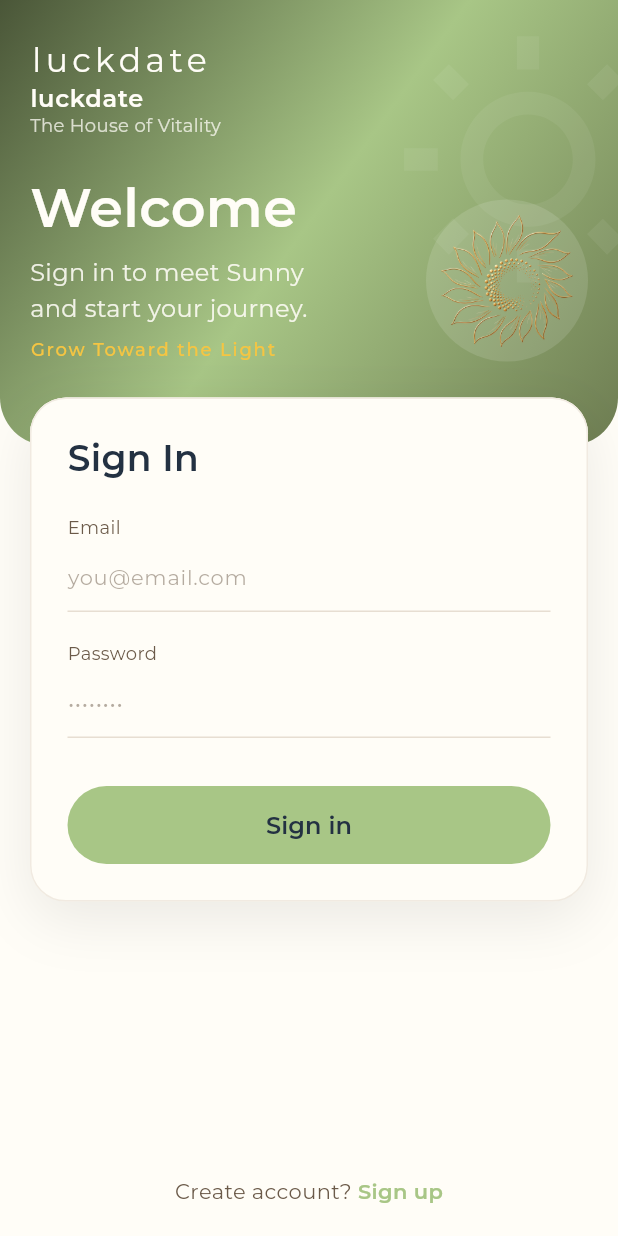
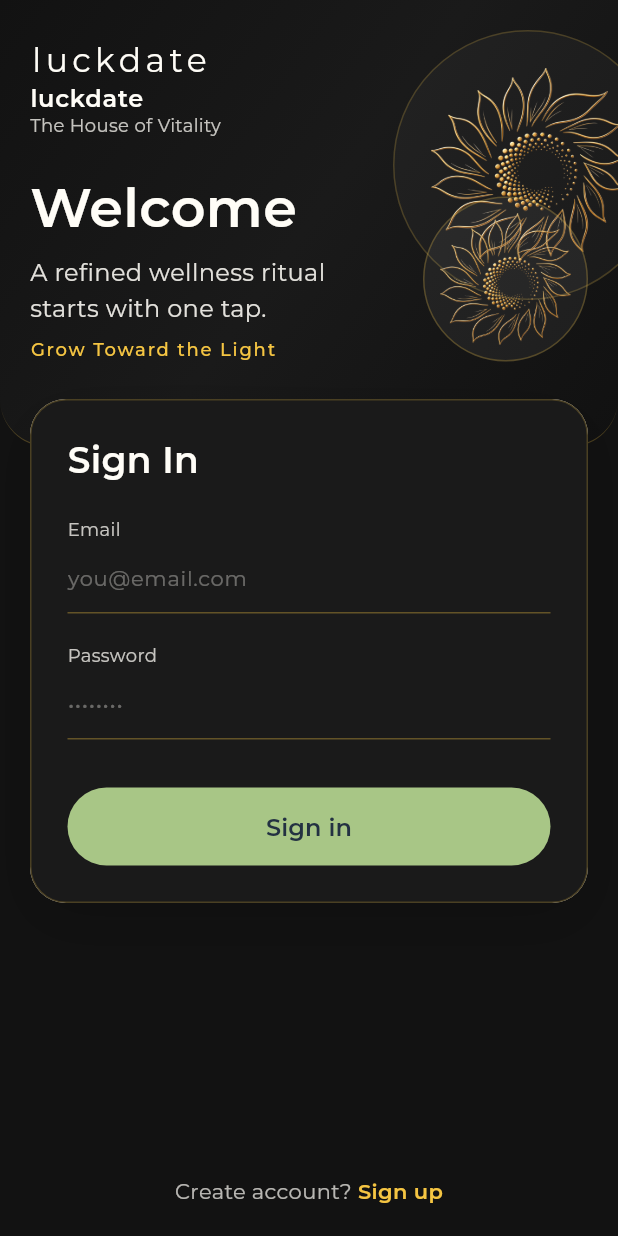
Before and after one commit to leejinping8972-svg/slimAPP, a Flutter app: the screen it shows after launch, on a phone screen of 412 x 824 dp. Run offline on Flutter 3.47's test engine with Material 3 defaults, Android fonts, the phone set to English and light mode, and no system bars; our stand-ins replace fl_chart, flutter_riverpod, go_router; project files that could hold a hidden picture were left out.

Commit message:
Redesign splash and auth pages with luxury brand style
Refresh splash, login, and registration screens with a premium dark-and-gold visual system centered on the Super Symbol to align the first-touch experience with the updated luckdate identity.

Co-authored-by: Cursor <cursoragent@cursor.com>

```diff
--- a/mobile/lib/features/auth/auth_pages.dart
+++ b/mobile/lib/features/auth/auth_pages.dart
@@ -198,7 +198,7 @@ class LoginPage extends ConsumerWidget {
   Widget build(BuildContext context, WidgetRef ref) {
     final router = GoRouter.of(context);
     return Scaffold(
-      backgroundColor: LuckdateColors.cloudIvory,
+      backgroundColor: const Color(0xFF121212),
       body: SafeArea(
         child: LayoutBuilder(
           builder: (context, constraints) {
@@ -234,14 +234,18 @@ class LoginPage extends ConsumerWidget {
                           children: [
                             Text(
                               'Create account? ',
-                              style: LuckdateTextStyles.bodySmall,
+                              style: LuckdateTextStyles.bodySmall.copyWith(
+                                color: LuckdateColors.ivoryWhite.withValues(
+                                  alpha: 0.7,
+                                ),
+                              ),
                             ),
                             GestureDetector(
                               onTap: () => _signUp(router),
                               child: Text(
                                 'Sign up',
                                 style: LuckdateTextStyles.bodySmall.copyWith(
-                                  color: LuckdateColors.deepSage,
+                                  color: LuckdateColors.sunGold,
                                   fontWeight: FontWeight.w600,
                                 ),
                               ),
@@ -268,19 +272,25 @@ class _LoginHeroHeader extends StatelessWidget {
   Widget build(BuildContext context) {
     return Container(
       width: double.infinity,
-      decoration: const BoxDecoration(
+      decoration: BoxDecoration(
         gradient: LinearGradient(
           begin: Alignment.topLeft,
           end: Alignment.bottomRight,
           colors: [
-            Color(0xFF4A5638),
-            LuckdateColors.deepSage,
-            Color(0xFF6E7D52),
+            const Color(0xFF121212),
+            const Color(0xFF1A1A1A),
+            const Color(0xFF111111),
           ],
         ),
         borderRadius: BorderRadius.only(
           bottomLeft: Radius.circular(32),
           bottomRight: Radius.circular(32),
+        ),
+        border: Border(
+          bottom: BorderSide(
+            color: LuckdateColors.sunGold.withValues(alpha: 0.25),
+            width: 1,
+          ),
         ),
       ),
       child: Stack(
@@ -288,10 +298,21 @@ class _LoginHeroHeader extends StatelessWidget {
           Positioned(
             right: -30,
             top: 20,
-            child: Icon(
-              Icons.wb_sunny_outlined,
-              size: 180,
-              color: Colors.white.withValues(alpha: 0.06),
+            child: Container(
+              width: 180,
+              height: 180,
+              decoration: BoxDecoration(
+                shape: BoxShape.circle,
+                color: Colors.white.withValues(alpha: 0.03),
+                border: Border.all(
+                  color: LuckdateColors.sunGold.withValues(alpha: 0.2),
+                  width: 1,
+                ),
+              ),
+              child: const Padding(
+                padding: EdgeInsets.all(24),
+                child: SunnySunflower(size: 120, showStem: false),
+              ),
             ),
           ),
           Padding(
@@ -322,7 +343,7 @@ class _LoginHeroHeader extends StatelessWidget {
                           ),
                           const SizedBox(height: LuckdateSpacing.sm),
                           Text(
-                            'Sign in to meet Sunny\nand start your journey.',
+                            'A refined wellness ritual\nstarts with one tap.',
                             style: LuckdateTextStyles.body.copyWith(
                               color: LuckdateColors.ivoryWhite.withValues(
                                 alpha: 0.88,
@@ -334,7 +355,7 @@ class _LoginHeroHeader extends StatelessWidget {
                           Text(
                             'Grow Toward the Light',
                             style: LuckdateTextStyles.caption.copyWith(
-                              color: LuckdateColors.solarSand,
+                              color: LuckdateColors.sunGold,
                               letterSpacing: 1.2,
                               fontWeight: FontWeight.w500,
                             ),
@@ -346,10 +367,13 @@ class _LoginHeroHeader extends StatelessWidget {
                     Container(
                       padding: const EdgeInsets.all(10),
                       decoration: BoxDecoration(
-                        color: Colors.white.withValues(alpha: 0.12),
+                        color: Colors.white.withValues(alpha: 0.05),
                         shape: BoxShape.circle,
+                        border: Border.all(
+                          color: LuckdateColors.sunGold.withValues(alpha: 0.25),
+                        ),
                       ),
-                      child: const SunnySunflower(size: 88, showStem: true),
+                      child: const SunnySunflower(size: 88, showStem: false),
                     ),
                   ],
                 ),
@@ -419,14 +443,14 @@ class _LoginFormCard extends StatelessWidget {
       child: Container(
         padding: const EdgeInsets.all(LuckdateSpacing.xl),
         decoration: BoxDecoration(
-          color: LuckdateColors.ivoryWhite,
+          color: const Color(0xFF1A1A1A),
           borderRadius: BorderRadius.circular(LuckdateRadius.xl),
           border: Border.all(
-            color: LuckdateColors.lineSoft.withValues(alpha: 0.6),
+            color: LuckdateColors.sunGold.withValues(alpha: 0.22),
           ),
-          boxShadow: const [
+          boxShadow: [
             BoxShadow(
-              color: Color(0x14000000),
+              color: Color(0x26000000),
               offset: Offset(0, 12),
               blurRadius: 32,
             ),
@@ -435,7 +459,12 @@ class _LoginFormCard extends StatelessWidget {
         child: Column(
           crossAxisAlignment: CrossAxisAlignment.stretch,
           children: [
-            Text('Sign In', style: LuckdateTextStyles.h2),
+            Text(
+              'Sign In',
+              style: LuckdateTextStyles.h2.copyWith(
+                color: LuckdateColors.ivoryWhite,
+              ),
+            ),
             const SizedBox(height: LuckdateSpacing.xl),
             const _UnderlineField(label: 'Email', hint: 'you@email.com'),
             const SizedBox(height: LuckdateSpacing.lg),
@@ -469,26 +498,31 @@ class _UnderlineField extends StatelessWidget {
     return Column(
       crossAxisAlignment: CrossAxisAlignment.start,
       children: [
-        Text(label, style: LuckdateTextStyles.caption),
+        Text(
+          label,
+          style: LuckdateTextStyles.caption.copyWith(
+            color: LuckdateColors.ivoryWhite.withValues(alpha: 0.75),
+          ),
+        ),
         TextField(
           obscureText: obscure,
           decoration: InputDecoration(
             hintText: hint,
             hintStyle: LuckdateTextStyles.bodySmall.copyWith(
-              color: LuckdateColors.textSecondary.withValues(alpha: 0.5),
+              color: LuckdateColors.ivoryWhite.withValues(alpha: 0.35),
+            ),
+            labelStyle: LuckdateTextStyles.caption.copyWith(
+              color: LuckdateColors.ivoryWhite.withValues(alpha: 0.8),
             ),
             filled: false,
             border: const UnderlineInputBorder(
-              borderSide: BorderSide(color: LuckdateColors.lineSoft),
+              borderSide: BorderSide(color: Color(0x55F5C542)),
             ),
             enabledBorder: const UnderlineInputBorder(
-              borderSide: BorderSide(color: LuckdateColors.lineSoft),
+              borderSide: BorderSide(color: Color(0x55F5C542)),
             ),
             focusedBorder: const UnderlineInputBorder(
-              borderSide: BorderSide(
-                color: LuckdateColors.deepSage,
-                width: 1.5,
-              ),
+              borderSide: BorderSide(color: LuckdateColors.sunGold, width: 1.5),
             ),
             contentPadding: const EdgeInsets.symmetric(
               vertical: LuckdateSpacing.sm,
```
Also changed, not shown: mobile/lib/features/auth/auth_flow_pages.dart (+96 -12 lines), mobile/lib/features/splash/splash_page.dart (+43 -14 lines).
